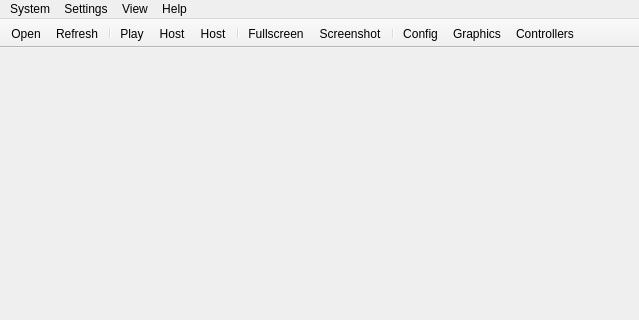
Before: the Qt Designer form Source/RMG/UserInterface/MainWindow.ui in MarioPartyNetplay/Mupen-MPN, drawn with Qt 5; both pictures show x 0 to 639 and y 0 to 320 of the 639 by 543 pixel window.
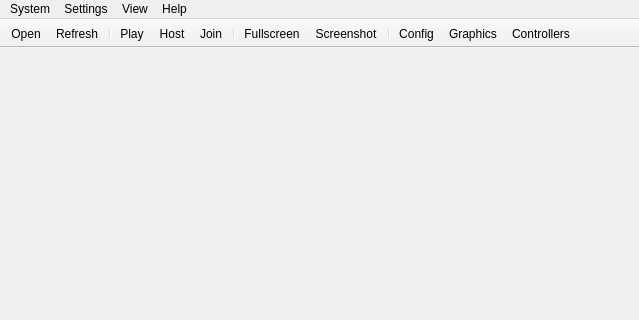
After: the same form once the commit is applied. Icons and pictures are not drawn.

Diff of the .ui file:
```diff
--- a/Source/RMG/UserInterface/MainWindow.ui
+++ b/Source/RMG/UserInterface/MainWindow.ui
@@ -335,7 +335,7 @@
      <normaloff>.</normaloff>.</iconset>
    </property>
    <property name="text">
-    <string>Host</string>
+    <string>Join</string>
    </property>
   </action>
   <action name="action_System_HardReset">
```
